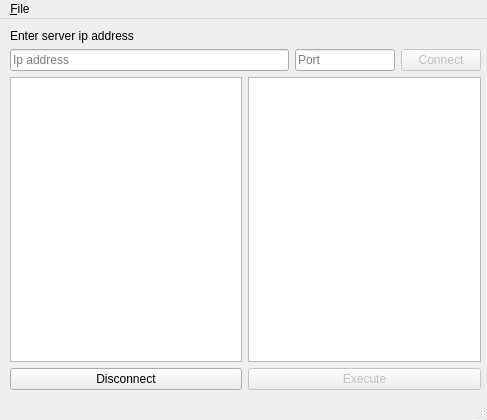
First picture: the form in client/mainwindow.ui, repository alexcambose/computer-networks-faculty, before the edit.
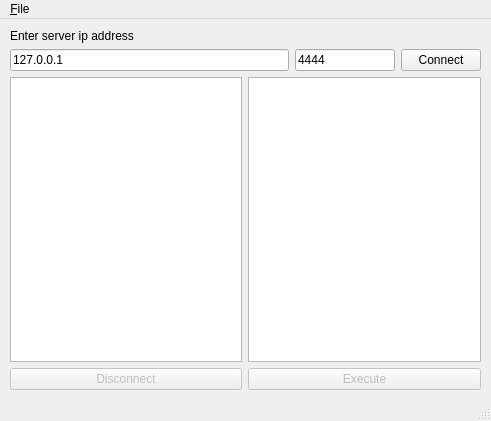
Second picture: the form after the edit.

```diff
--- a/client/mainwindow.ui
+++ b/client/mainwindow.ui
@@ -6,8 +6,8 @@
    <rect>
     <x>0</x>
     <y>0</y>
-    <width>487</width>
-    <height>420</height>
+    <width>491</width>
+    <height>421</height>
    </rect>
   </property>
   <property name="sizePolicy">
@@ -19,9 +19,12 @@
   <property name="windowTitle">
    <string>IOT</string>
   </property>
+  <property name="documentMode">
+   <bool>false</bool>
+  </property>
   <widget class="QWidget" name="centralwidget">
    <property name="sizePolicy">
-    <sizepolicy hsizetype="Maximum" vsizetype="Maximum">
+    <sizepolicy hsizetype="Expanding" vsizetype="Expanding">
      <horstretch>0</horstretch>
      <verstretch>0</verstretch>
     </sizepolicy>
@@ -36,6 +39,9 @@
      </rect>
     </property>
     <layout class="QVBoxLayout" name="verticalLayout">
+     <property name="sizeConstraint">
+      <enum>QLayout::SetMaximumSize</enum>
+     </property>
      <property name="topMargin">
       <number>0</number>
      </property>
@@ -50,6 +56,9 @@
       <layout class="QHBoxLayout" name="horizontalLayout">
        <item>
         <widget class="QLineEdit" name="ipaAddressInput">
+         <property name="text">
+          <string>127.0.0.1</string>
+         </property>
          <property name="placeholderText">
           <string>Ip address</string>
          </property>
@@ -63,6 +72,9 @@
            <height>16777215</height>
           </size>
          </property>
+         <property name="text">
+          <string>4444</string>
+         </property>
          <property name="placeholderText">
           <string>Port</string>
          </property>
@@ -71,11 +83,14 @@
        <item>
         <widget class="QPushButton" name="connectButton">
          <property name="enabled">
-          <bool>false</bool>
+          <bool>true</bool>
          </property>
          <property name="text">
           <string>Connect</string>
          </property>
+         <property name="flat">
+          <bool>false</bool>
+         </property>
         </widget>
        </item>
       </layout>
@@ -89,6 +104,9 @@
          </item>
          <item>
           <widget class="QPushButton" name="disconnectButton">
+           <property name="enabled">
+            <bool>false</bool>
+           </property>
            <property name="text">
             <string>Disconnect</string>
            </property>
@@ -123,7 +141,7 @@
     <rect>
      <x>0</x>
      <y>0</y>
-     <width>487</width>
+     <width>491</width>
      <height>22</height>
     </rect>
    </property>
```
Left out of the diff: 17 changed lines with no effect on the pictures.
